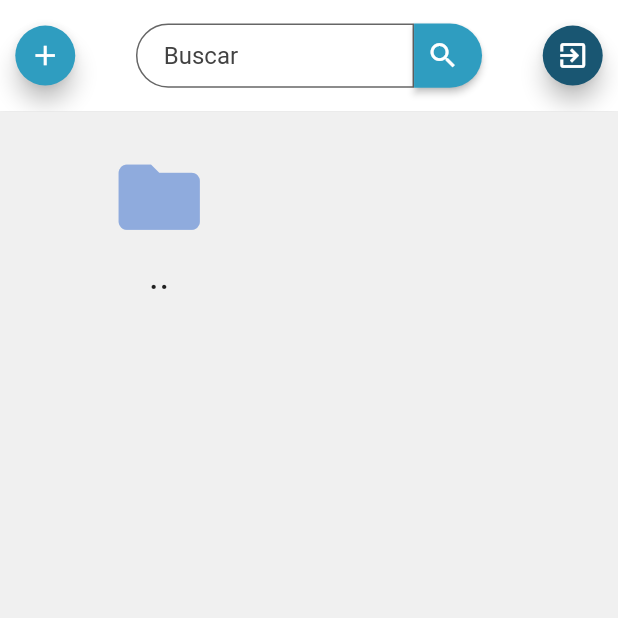
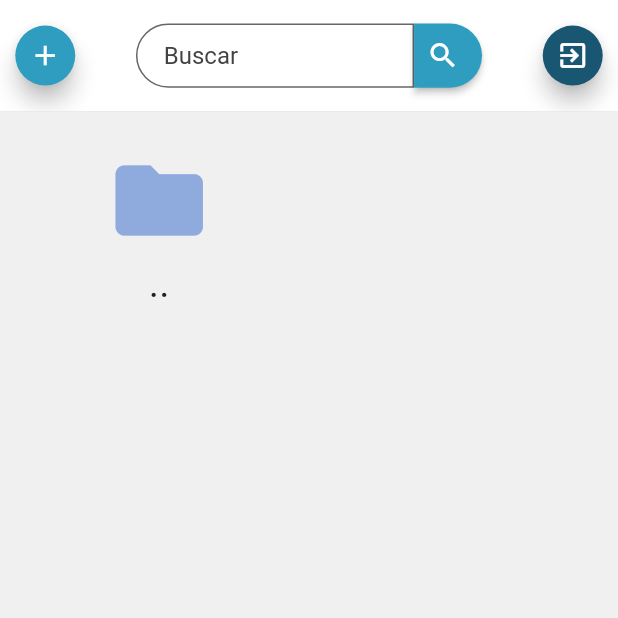
Before and after one commit to jhoncke2/vido_-mobile, a Flutter app: the FilesNavigationPage screen opened by its route, on a phone screen of 412 x 824 dp, the top half of it. Run offline on Flutter 3.47's test engine with Material 2 defaults, Android fonts, the phone set to English and light mode, and no system bars; our stand-ins replace bloc, camera, dartz, equatable, flutter_bloc, flutter_html and 3 more; missing offline and left inert: flutter_pdfview; accounts and stored records are empty.

```diff
--- a/lib/app_theme.dart
+++ b/lib/app_theme.dart
@@ -43,8 +43,8 @@ class AppDimens{
   double get normalVerticalSpace => _screenHeight * 0.04;
   double get littleVerticalSpace => _screenHeight * 0.02;
   double get littleIconSize => 22;
-  double get normalIconSize => 47.5;
-  double get bigIconSize => 65;
+  double get normalIconSize => 52.5;
+  double get bigIconSize => 70;
   double get bigButtonHorizontalPadding => 40;
   double get appBarHeight => _screenHeight * 0.09;
   double get bigBorderRadius => _screenWidth * 0.1;
--- a/lib/features/files_navigator/presentation/widgets/files_view/app_files_view.dart
+++ b/lib/features/files_navigator/presentation/widgets/files_view/app_files_view.dart
@@ -50,7 +50,7 @@ class AppFilesView extends StatelessWidget{
                     ...files.map(
                       (f) => FileItem(
                         icon: (f is Folder)? Icons.folder : Icons.picture_as_pdf,
-                        iconColor: (f is Folder)? AppColors.iconPrimary : Colors.red[700]!,
+                        iconColor: (f is Folder)? AppColors.iconPrimary : Colors.red[400]!,
                         text: f.name,
                         bigIcon: f is Folder,
                         onTap: (){
--- a/lib/features/files_navigator/presentation/widgets/files_view/file_item.dart
+++ b/lib/features/files_navigator/presentation/widgets/files_view/file_item.dart
@@ -43,7 +43,7 @@ class FileItem extends StatelessWidget {
                 maxLines: 2,
                 overflow: TextOverflow.ellipsis,
                 style: TextStyle(
-                  fontSize: bigText? dimens.titleTextSize : dimens.subtitleTextSize
+                  fontSize: bigText? dimens.titleTextSize : dimens.normalTextSize
                 ),
               ),
             )
--- a/lib/injection_container.dart
+++ b/lib/injection_container.dart
@@ -74,7 +74,7 @@ import 'features/photos_translator/external/photos_translator_remote_data_source
 import 'features/files_navigator/external/data_sources/fake/files_tree.dart' as filesTree;
 
 final sl = GetIt.instance;
-bool useRealData = false;
+bool useRealData = true;
 
 Future<void> init() async {
   sl.registerLazySingleton<PhotosTranslator>(() => PhotosTranslatorImpl());
```
Also changed, not shown: lib/features/authentication/presentation/page/login_page.dart (+8 -1 lines).
